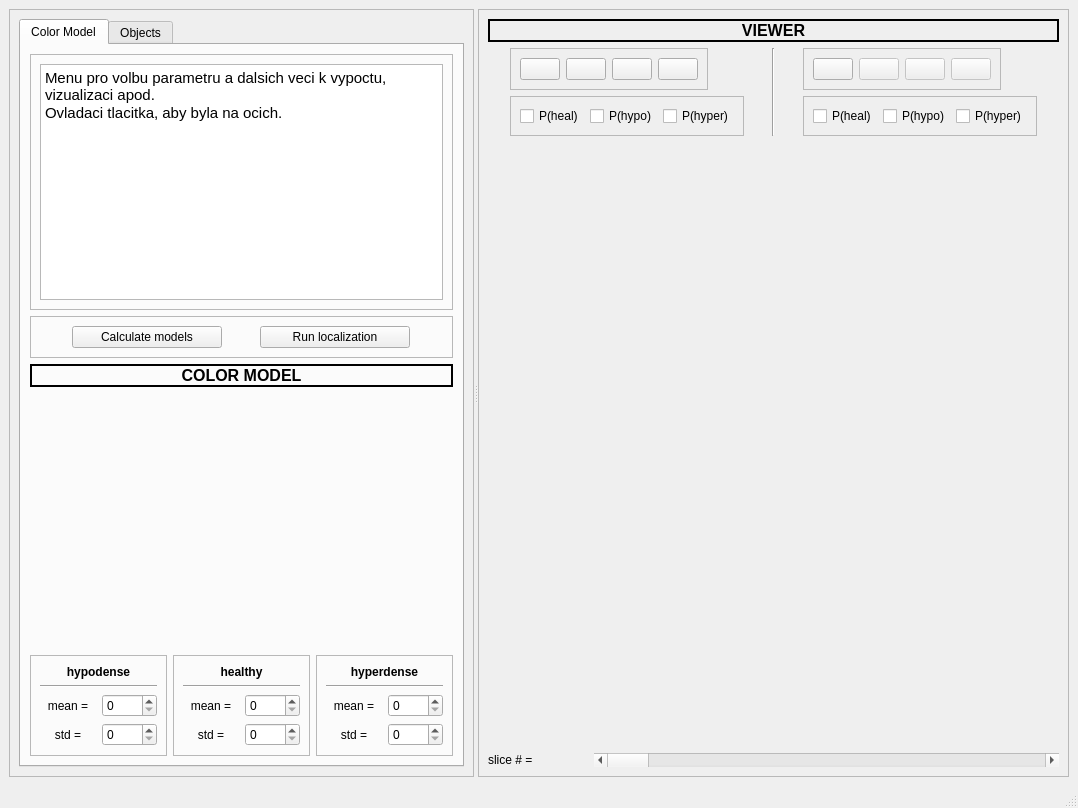
Qt form lession_editor_GUI_tab.ui (mazoku/lesion_editor) before a commit.
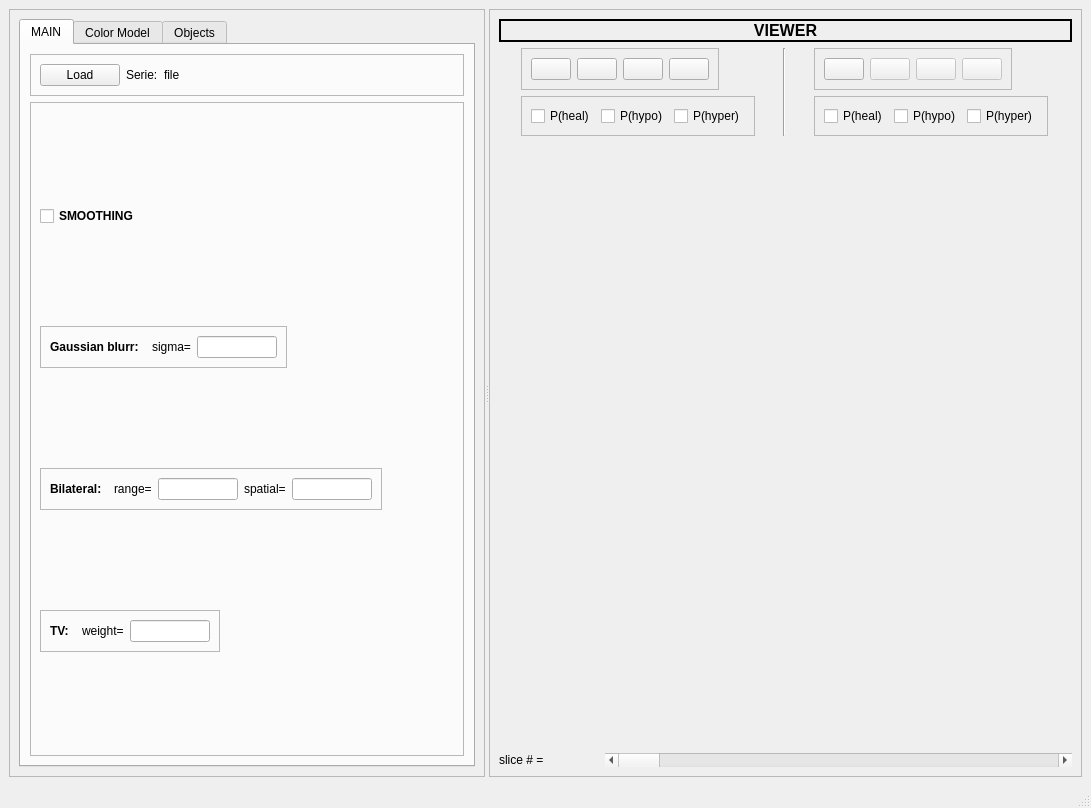
The same form after that commit. Icons and pictures are not drawn.

Commit message: Working on tabed GUI. Parameters will now be loaded from config.xml file.

Patch:
```diff
--- a/lession_editor_GUI_tab.ui
+++ b/lession_editor_GUI_tab.ui
@@ -6,7 +6,7 @@
    <rect>
     <x>0</x>
     <y>0</y>
-    <width>1078</width>
+    <width>1091</width>
     <height>808</height>
    </rect>
   </property>
@@ -72,9 +72,298 @@
        <layout class="QVBoxLayout" name="verticalLayout">
         <item>
          <widget class="QTabWidget" name="tabWidget">
+          <property name="enabled">
+           <bool>true</bool>
+          </property>
           <property name="currentIndex">
            <number>0</number>
           </property>
+          <widget class="QWidget" name="tab">
+           <attribute name="title">
+            <string>MAIN</string>
+           </attribute>
+           <layout class="QVBoxLayout" name="verticalLayout_11">
+            <item>
+             <widget class="QFrame" name="frame_10">
+              <property name="sizePolicy">
+               <sizepolicy hsizetype="Preferred" vsizetype="Fixed">
+                <horstretch>0</horstretch>
+                <verstretch>0</verstretch>
+               </sizepolicy>
+              </property>
+              <property name="frameShape">
+               <enum>QFrame::StyledPanel</enum>
+              </property>
+              <property name="frameShadow">
+               <enum>QFrame::Raised</enum>
+              </property>
+              <layout class="QHBoxLayout" name="horizontalLayout_14">
+               <item>
+                <widget class="QPushButton" name="load_BTN">
+                 <property name="text">
+                  <string>Load</string>
+                 </property>
+                </widget>
+               </item>
+               <item>
+                <widget class="QLabel" name="label_12">
+                 <property name="sizePolicy">
+                  <sizepolicy hsizetype="Fixed" vsizetype="Minimum">
+                   <horstretch>0</horstretch>
+                   <verstretch>0</verstretch>
+                  </sizepolicy>
+                 </property>
+                 <property name="text">
+                  <string>Serie:</string>
+                 </property>
+                </widget>
+               </item>
+               <item>
+                <widget class="QLabel" name="file_path_L">
+                 <property name="sizePolicy">
+                  <sizepolicy hsizetype="MinimumExpanding" vsizetype="Preferred">
+                   <horstretch>0</horstretch>
+                   <verstretch>0</verstretch>
+                  </sizepolicy>
+                 </property>
+                 <property name="text">
+                  <string>file</string>
+                 </property>
+                </widget>
+               </item>
+              </layout>
+             </widget>
+            </item>
+            <item>
+             <widget class="QFrame" name="frame_11">
+              <property name="frameShape">
+               <enum>QFrame::StyledPanel</enum>
+              </property>
+              <property name="frameShadow">
+               <enum>QFrame::Raised</enum>
+              </property>
+              <layout class="QVBoxLayout" name="verticalLayout_12">
+               <item>
+                <widget class="QCheckBox" name="checkBox">
+                 <property name="font">
+                  <font>
+                   <weight>75</weight>
+                   <bold>true</bold>
+                  </font>
+                 </property>
+                 <property name="text">
+                  <string>SMOOTHING</string>
+                 </property>
+                </widget>
+               </item>
+               <item>
+                <widget class="QFrame" name="frame_12">
+                 <property name="sizePolicy">
+                  <sizepolicy hsizetype="Fixed" vsizetype="Fixed">
+                   <horstretch>0</horstretch>
+                   <verstretch>0</verstretch>
+                  </sizepolicy>
+                 </property>
+                 <property name="frameShape">
+                  <enum>QFrame::StyledPanel</enum>
+                 </property>
+                 <property name="frameShadow">
+                  <enum>QFrame::Raised</enum>
+                 </property>
+                 <layout class="QHBoxLayout" name="horizontalLayout_15">
+                  <item>
+                   <widget class="QLabel" name="label_13">
+                    <property name="sizePolicy">
+                     <sizepolicy hsizetype="Fixed" vsizetype="Fixed">
+                      <horstretch>0</horstretch>
+                      <verstretch>0</verstretch>
+                     </sizepolicy>
+                    </property>
+                    <property name="font">
+                     <font>
+                      <weight>75</weight>
+                      <bold>true</bold>
+                     </font>
+                    </property>
+                    <property name="text">
+                     <string>Gaussian blurr:  </string>
+                    </property>
+                   </widget>
+                  </item>
+                  <item>
+                   <widget class="QLabel" name="label_14">
+                    <property name="text">
+                     <string>sigma=</string>
+                    </property>
+                   </widget>
+                  </item>
+                  <item>
+                   <widget class="QLineEdit" name="gaussian_sigma_LE">
+                    <property name="sizePolicy">
+                     <sizepolicy hsizetype="MinimumExpanding" vsizetype="Fixed">
+                      <horstretch>0</horstretch>
+                      <verstretch>0</verstretch>
+                     </sizepolicy>
+                    </property>
+                    <property name="maximumSize">
+                     <size>
+                      <width>80</width>
+                      <height>16777215</height>
+                     </size>
+                    </property>
+                   </widget>
+                  </item>
+                 </layout>
+                </widget>
+               </item>
+               <item>
+                <widget class="QFrame" name="frame_13">
+                 <property name="sizePolicy">
+                  <sizepolicy hsizetype="Fixed" vsizetype="Fixed">
+                   <horstretch>0</horstretch>
+                   <verstretch>0</verstretch>
+                  </sizepolicy>
+                 </property>
+                 <property name="frameShape">
+                  <enum>QFrame::StyledPanel</enum>
+                 </property>
+                 <property name="frameShadow">
+                  <enum>QFrame::Raised</enum>
+                 </property>
+                 <layout class="QHBoxLayout" name="horizontalLayout_16">
+                  <item>
+                   <widget class="QLabel" name="label_15">
+                    <property name="sizePolicy">
+                     <sizepolicy hsizetype="Fixed" vsizetype="Fixed">
+                      <horstretch>0</horstretch>
+                      <verstretch>0</verstretch>
+                     </sizepolicy>
+                    </property>
+                    <property name="font">
+                     <font>
+                      <weight>75</weight>
+                      <bold>true</bold>
+                     </font>
+                    </property>
+                    <property name="text">
+                     <string>Bilateral:  </string>
+                    </property>
+                   </widget>
+                  </item>
+                  <item>
+                   <widget class="QLabel" name="label_16">
+                    <property name="text">
+                     <string>range=</string>
+                    </property>
+                   </widget>
+                  </item>
+                  <item>
+                   <widget class="QLineEdit" name="bilateral_range_LE">
+                    <property name="sizePolicy">
+                     <sizepolicy hsizetype="Preferred" vsizetype="Fixed">
+                      <horstretch>0</horstretch>
+                      <verstretch>0</verstretch>
+                     </sizepolicy>
+                    </property>
+                    <property name="maximumSize">
+                     <size>
+                      <width>80</width>
+                      <height>16777215</height>
+                     </size>
+                    </property>
+                   </widget>
+                  </item>
+                  <item>
+                   <widget class="QLabel" name="label_17">
+                    <property name="text">
+                     <string>spatial=</string>
+                    </property>
+                   </widget>
+                  </item>
+                  <item>
+                   <widget class="QLineEdit" name="bilateral_spatial_LE">
+                    <property name="sizePolicy">
+                     <sizepolicy hsizetype="Preferred" vsizetype="Fixed">
+                      <horstretch>0</horstretch>
+                      <verstretch>0</verstretch>
+                     </sizepolicy>
+                    </property>
+                    <property name="maximumSize">
+                     <size>
+                      <width>80</width>
+                      <height>16777215</height>
+                     </size>
+                    </property>
+                   </widget>
+                  </item>
+                 </layout>
+                </widget>
+               </item>
+               <item>
+                <widget class="QFrame" name="frame_14">
+                 <property name="sizePolicy">
+                  <sizepolicy hsizetype="Fixed" vsizetype="Fixed">
+                   <horstretch>0</horstretch>
+                   <verstretch>0</verstretch>
+                  </sizepolicy>
+                 </property>
+                 <property name="frameShape">
+                  <enum>QFrame::StyledPanel</enum>
+                 </property>
+                 <property name="frameShadow">
+                  <enum>QFrame::Raised</enum>
+                 </property>
+                 <layout class="QHBoxLayout" name="horizontalLayout_17">
+                  <item>
+                   <widget class="QLabel" name="label_18">
+                    <property name="sizePolicy">
+                     <sizepolicy hsizetype="Fixed" vsizetype="Fixed">
+                      <horstretch>0</horstretch>
+                      <verstretch>0</verstretch>
+                     </sizepolicy>
+                    </property>
+                    <property name="font">
+                     <font>
+                      <weight>75</weight>
+                      <bold>true</bold>
+                     </font>
+                    </property>
+                    <property name="text">
+                     <string>TV:  </string>
+                    </property>
+                   </widget>
+                  </item>
+                  <item>
+                   <widget class="QLabel" name="label_19">
+                    <property name="text">
+                     <string>weight=</string>
+                    </property>
+                   </widget>
+                  </item>
+                  <item>
+                   <widget class="QLineEdit" name="tv_weight_LE">
+                    <property name="sizePolicy">
+                     <sizepolicy hsizetype="Preferred" vsizetype="Fixed">
+                      <horstretch>0</horstretch>
+                      <verstretch>0</verstretch>
+                     </sizepolicy>
+                    </property>
+                    <property name="maximumSize">
+                     <size>
+                      <width>80</width>
+                      <height>16777215</height>
+                     </size>
+                    </property>
+                   </widget>
+                  </item>
+                 </layout>
+                </widget>
+               </item>
+              </layout>
+             </widget>
+            </item>
+           </layout>
+          </widget>
           <widget class="QWidget" name="color_model_T">
            <attribute name="title">
             <string>Color Model</string>
```
Left out of the diff: 2 changed lines with no effect on the pictures. The commit also changes 4 other files.
